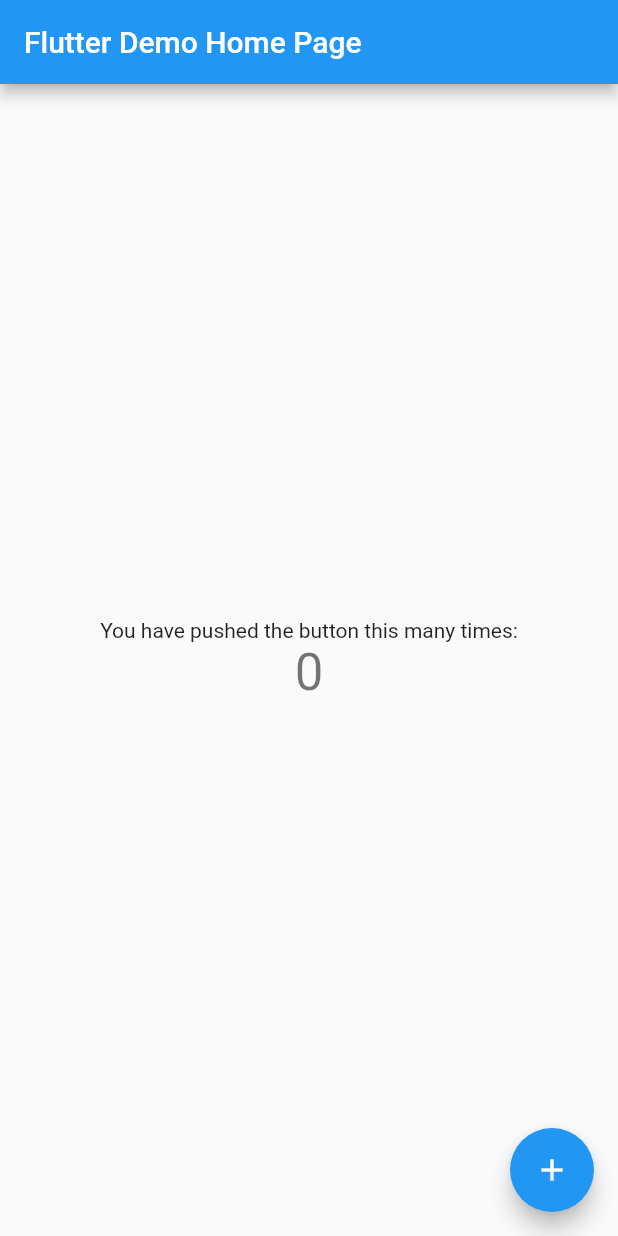
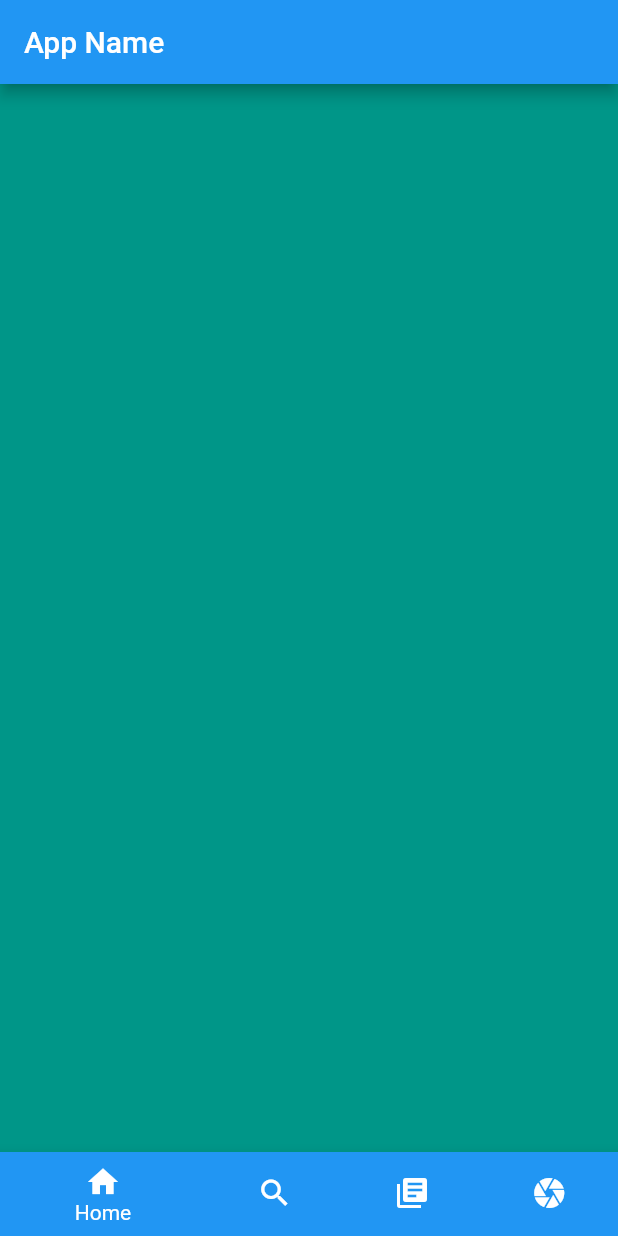
Before and after one commit to darekaze/canorous, a Flutter app: the screen it shows after launch, on a phone screen of 412 x 824 dp. Run offline on Flutter 3.47's test engine with Material 2 defaults, Android fonts, the phone set to English and light mode, and no system bars.

Commit message:
temp change

```diff
--- /dev/null
+++ b/lib/bottom_navbar.dart
@@ -0,0 +1,98 @@
+import 'package:flutter/material.dart';
+
+class ScaffoldRoute extends StatefulWidget {
+  @override
+  _ScaffoldRouteState createState() => _ScaffoldRouteState();
+}
+
+class _ScaffoldRouteState extends State<ScaffoldRoute>
+  with SingleTickerProviderStateMixin {
+  int _currentIndex = 0;
+
+  List<Widget> _tabList = [
+    // Temporaty component
+    Container(
+      color: Colors.teal,
+    ),
+    Container(
+      color: Colors.red,
+    ),
+    Container(
+      color: Colors.purple,
+    ),
+    Container(
+      color: Colors.amber,
+    ),
+  ];
+
+  TabController _tabController;
+
+  @override
+  void initState() {
+    super.initState();
+    _tabController = TabController(
+      vsync: this,
+      length: _tabList.length,
+      initialIndex: 0,
+    );
+    _tabController.addListener(() {
+      if (_tabController.indexIsChanging)
+        print('Index is changed');
+        _onItemTapped(_tabController.index);
+    });
+  }
+
+  @override
+  void dispose() {
+    _tabController.dispose();
+    super.dispose();
+  }
+
+  @override
+  Widget build(BuildContext context) {
+    return Scaffold(
+      appBar: AppBar(
+        title: Text("App Name"),
+      ),
+      body: TabBarView(
+        controller: _tabController,
+        children: _tabList,
+      ),
+      bottomNavigationBar: BottomNavigationBar(
+        items: <BottomNavigationBarItem>[
+          BottomNavigationBarItem(
+            icon: Icon(Icons.home),
+            title: Text('Home'),
+            backgroundColor: Colors.blue,
+          ),
+          BottomNavigationBarItem(
+            icon: Icon(Icons.search),
+            title: Text('Search'),
+            backgroundColor: Colors.blue,
+          ),
+          BottomNavigationBarItem(
+            icon: Icon(Icons.library_books),
+            title: Text('Library'),
+            backgroundColor: Colors.blue,
+          ),
+          BottomNavigationBarItem(
+            icon: Icon(Icons.camera),
+            title: Text('Moment'),
+            backgroundColor: Colors.blue,
+          ),
+        ],
+        currentIndex: _currentIndex,
+        // fixedColor: Colors.blue,
+        onTap: _onItemTapped,
+      ),
+    );
+  }
+
+  void _onItemTapped(int index) {
+    setState(() {
+      _currentIndex = index;
+    });
+
+    _tabController.animateTo(_currentIndex);
+  }
+}
--- a/lib/main.dart
+++ b/lib/main.dart
@@ -1,4 +1,6 @@
 import 'package:flutter/material.dart';
+
+import './bottom_navbar.dart';
 
 void main() => runApp(MyApp());
 
@@ -9,103 +11,9 @@
     return MaterialApp(
       title: 'Flutter Demo',
       theme: ThemeData(
-        // This is the theme of your application.
-        //
-        // Try running your application with "flutter run". You'll see the
-        // application has a blue toolbar. Then, without quitting the app, try
-        // changing the primarySwatch below to Colors.green and then invoke
-        // "hot reload" (press "r" in the console where you ran "flutter run",
-        // or simply save your changes to "hot reload" in a Flutter IDE).
-        // Notice that the counter didn't reset back to zero; the application
-        // is not restarted.
         primarySwatch: Colors.blue,
       ),
-      home: MyHomePage(title: 'Flutter Demo Home Page'),
+      home: ScaffoldRoute(),
     );
   }
 }
-
-class MyHomePage extends StatefulWidget {
-  MyHomePage({Key key, this.title}) : super(key: key);
-
-  // This widget is the home page of your application. It is stateful, meaning
-  // that it has a State object (defined below) that contains fields that affect
-  // how it looks.
-
-  // This class is the configuration for the state. It holds the values (in this
-  // case the title) provided by the parent (in this case the App widget) and
-  // used by the build method of the State. Fields in a Widget subclass are
-  // always marked "final".
-
-  final String title;
-
-  @override
-  _MyHomePageState createState() => _MyHomePageState();
-}
-
-class _MyHomePageState extends State<MyHomePage> {
-  int _counter = 0;
-
-  void _incrementCounter() {
-    setState(() {
-      // This call to setState tells the Flutter framework that something has
-      // changed in this State, which causes it to rerun the build method below
-      // so that the display can reflect the updated values. If we changed
-      // _counter without calling setState(), then the build method would not be
-      // called again, and so nothing would appear to happen.
-      _counter++;
-    });
-  }
-
-  @override
-  Widget build(BuildContext context) {
-    // This method is rerun every time setState is called, for instance as done
-    // by the _incrementCounter method above.
-    //
-    // The Flutter framework has been optimized to make rerunning build methods
-    // fast, so that you can just rebuild anything that needs updating rather
-    // than having to individually change instances of widgets.
-    return Scaffold(
-      appBar: AppBar(
-        // Here we take the value from the MyHomePage object that was created by
-        // the App.build method, and use it to set our appbar title.
-        title: Text(widget.title),
-      ),
-      body: Center(
-        // Center is a layout widget. It takes a single child and positions it
-        // in the middle of the parent.
-        child: Column(
-          // Column is also layout widget. It takes a list of children and
-          // arranges them vertically. By default, it sizes itself to fit its
-          // children horizontally, and tries to be as tall as its parent.
-          //
-          // Invoke "debug painting" (press "p" in the console, choose the
-          // "Toggle Debug Paint" action from the Flutter Inspector in Android
-          // Studio, or the "Toggle Debug Paint" command in Visual Studio Code)
-          // to see the wireframe for each widget.
-          //
-          // Column has various properties to control how it sizes itself and
-          // how it positions its children. Here we use mainAxisAlignment to
-          // center the children vertically; the main axis here is the vertical
-          // axis because Columns are vertical (the cross axis would be
-          // horizontal).
-          mainAxisAlignment: MainAxisAlignment.center,
-          children: <Widget>[
-            Text(
-              'You have pushed the button this many times:',
-            ),
-            Text(
-              '$_counter',
-              style: Theme.of(context).textTheme.display1,
-            ),
-          ],
-        ),
-      ),
-      floatingActionButton: FloatingActionButton(
-        onPressed: _incrementCounter,
-        tooltip: 'Increment',
-        child: Icon(Icons.add),
-      ), // This trailing comma makes auto-formatting nicer for build methods.
-    );
-  }
-}
```
